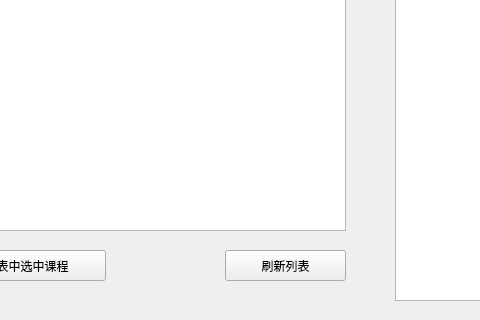
Qt form uis/2.ui (ingenera1/NJFU-CourseSelector) before a commit; both pictures show x 365 to 845 and y 360 to 680 of the 1080 by 680 pixel window.
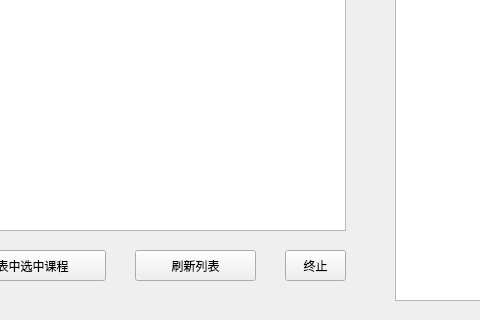
The same form after that commit.

```diff
--- a/uis/2.ui
+++ b/uis/2.ui
@@ -138,7 +138,7 @@
   <widget class="QPushButton" name="refreshButton">
    <property name="geometry">
     <rect>
-     <x>590</x>
+     <x>500</x>
      <y>610</y>
      <width>121</width>
      <height>31</height>
@@ -148,6 +148,19 @@
     <string>刷新列表</string>
    </property>
   </widget>
+  <widget class="QPushButton" name="endButton">
+   <property name="geometry">
+    <rect>
+     <x>650</x>
+     <y>610</y>
+     <width>61</width>
+     <height>31</height>
+    </rect>
+   </property>
+   <property name="text">
+    <string>终止</string>
+   </property>
+  </widget>
  </widget>
  <resources/>
  <connections/>
```
